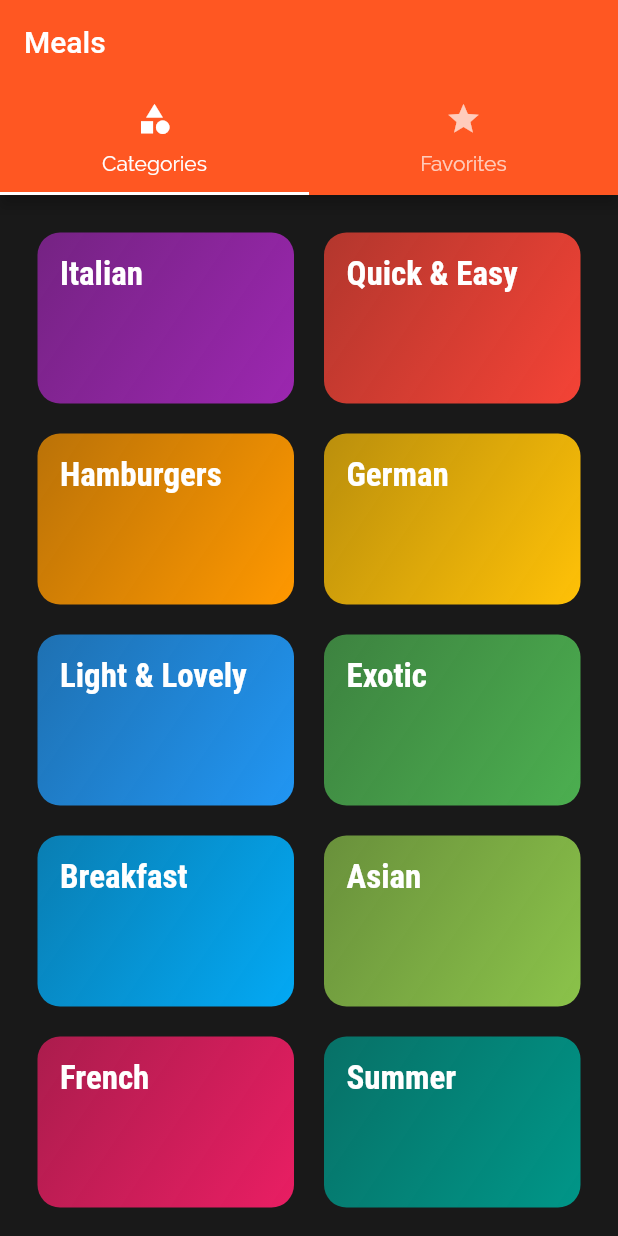
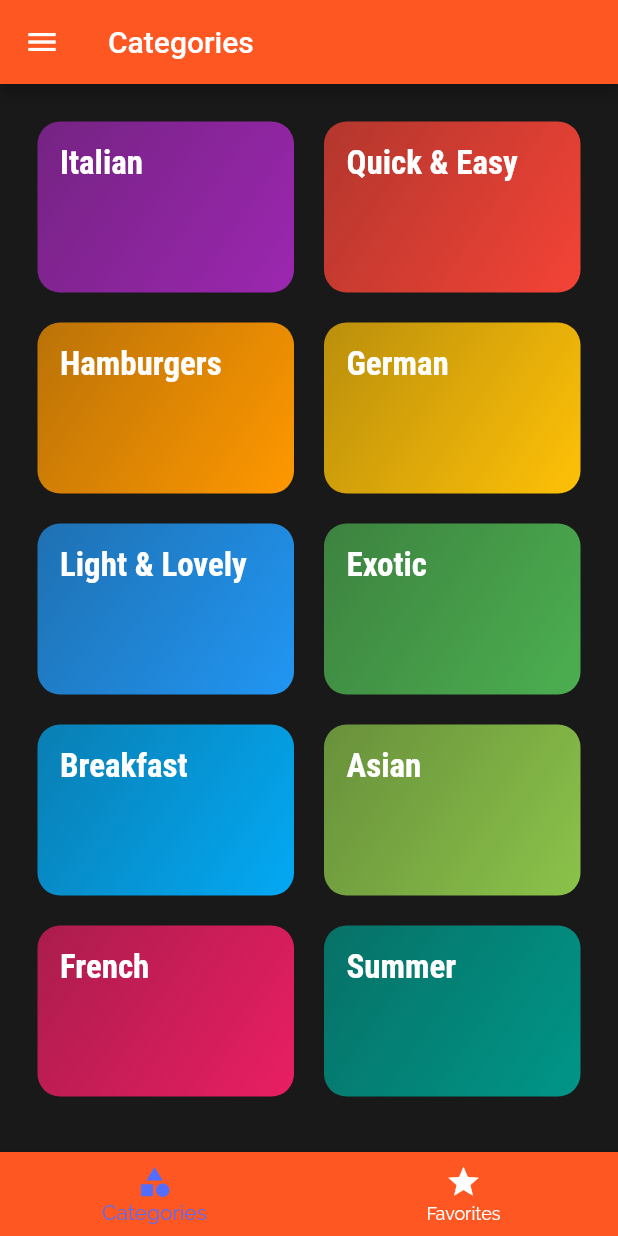
Before and after one commit to webkit-development/DeliMeals-Flutter, a Flutter app: the screen it shows after launch, on a phone screen of 412 x 824 dp. Run offline on Flutter 3.47's test engine with Material 2 defaults, Android fonts, the phone set to English and light mode, and no system bars.

Commit message:
Added tabs

```diff
--- a/lib/screens/tabs_screen.dart
+++ b/lib/screens/tabs_screen.dart
@@ -8,31 +8,41 @@ class TabsScreen extends StatefulWidget {
 }
 
 class _TabsScreenState extends State<TabsScreen> {
+  final List<Map<String, Object>> _pages = [
+    {'page': CategoryScreen(), 'title': 'Categories'},
+    {'page': FavoritesScreen(), 'title': 'Favorites'},
+  ];
+
+  int _selectedPageIndex = 0;
+  void _selectPage(int index) {
+    setState(() {
+      _selectedPageIndex = index;
+    });
+  }
   @override
   Widget build(BuildContext context) {
-    return DefaultTabController(
-      initialIndex: 0,
-      length: 2,
-      child: Scaffold(
-        appBar: AppBar(
-          title: Text('Meals'),
-          bottom: TabBar(
-            tabs: <Widget>[
-              Tab(
-                icon: Icon(Icons.category),
-                text: 'Categories',
-              ),
-              Tab(
-                icon: Icon(Icons.star),
-                text: 'Favorites',
-              )
-            ],
+    return Scaffold(
+      appBar: AppBar(
+        title: Text(_pages[_selectedPageIndex]['title'] as String),
+      ),
+      drawer: Drawer(child: Text('Drawer'),),
+      body: _pages[_selectedPageIndex]['page'] as Widget,
+      bottomNavigationBar: BottomNavigationBar(
+        onTap: _selectPage,
+        backgroundColor: Theme.of(context).primaryColor,
+        unselectedItemColor: Colors.white,
+        selectedItemColor: Colors.indigoAccent,
+        currentIndex: _selectedPageIndex,
+        items: const [
+          BottomNavigationBarItem(
+            icon: Icon(Icons.category),
+            label: 'Categories',
           ),
-        ),
-        body: TabBarView(children: <Widget>[
-          CategoryScreen(),
-          FavoritesScreen(),
-        ],),
+          BottomNavigationBarItem(
+            icon: Icon(Icons.star),
+            label: 'Favorites',
+          ),
+        ],
       ),
     );
   }
```
